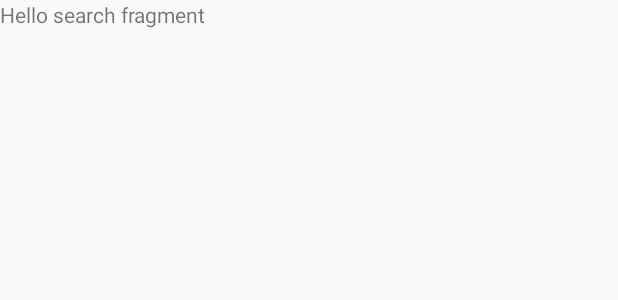
After one commit to jgleoj23/MealPlan, an Android app: the layout fragment_search.xml on its own in the app's theme, with its tools: preview values and no code run, on a phone screen of 412 x 824 dp. The commit adds this screen. Shown: the top 300 px of the screen. Run offline under Robolectric (Android 15) with nearby library versions, the phone set to English and light mode, and no system bars.

Commit message:
Removed the action bar

```diff
--- a/app/src/main/AndroidManifest.xml
+++ b/app/src/main/AndroidManifest.xml
@@ -8,7 +8,7 @@
         android:label="@string/app_name"
         android:roundIcon="@mipmap/ic_launcher_round"
         android:supportsRtl="true"
-        android:theme="@style/AppTheme">
+        android:theme="@style/Theme.AppCompat.Light.NoActionBar">
         <activity android:name=".MainActivity">
             <intent-filter>
                 <action android:name="android.intent.action.MAIN"/>
@@ -17,5 +17,4 @@
             </intent-filter>
         </activity>
     </application>
-
 </manifest>
--- /dev/null
+++ b/app/src/main/res/layout/fragment_search.xml
@@ -0,0 +1,13 @@
+<FrameLayout xmlns:android="http://schemas.android.com/apk/res/android"
+             xmlns:tools="http://schemas.android.com/tools"
+             android:layout_width="match_parent"
+             android:layout_height="match_parent"
+             tools:context="joseph.com.mealplan.SearchFragment">
+
+    <!-- TODO: Update blank fragment layout -->
+    <TextView
+        android:layout_width="match_parent"
+        android:layout_height="match_parent"
+        android:text="Hello search fragment"/>
+
+</FrameLayout>
--- a/app/src/main/res/values/styles.xml
+++ b/app/src/main/res/values/styles.xml
@@ -1,8 +1,8 @@
 <resources>
 
     <!-- Base application theme. -->
-    <style name="AppTheme" parent="Theme.AppCompat.Light.DarkActionBar">
         <!-- Customize your theme here. -->
+    <style name="AppTheme" parent="@android:style/Theme.Holo.Light" >
         <item name="colorPrimary">@color/colorPrimary</item>
         <item name="colorPrimaryDark">@color/colorPrimaryDark</item>
         <item name="colorAccent">@color/colorAccent</item>
```
Also changed, not shown: app/src/main/java/joseph/com/mealplan/SearchFragment.java (added, +18 -0 lines), app/src/main/res/layout/activity_main.xml (+9 -9 lines).
